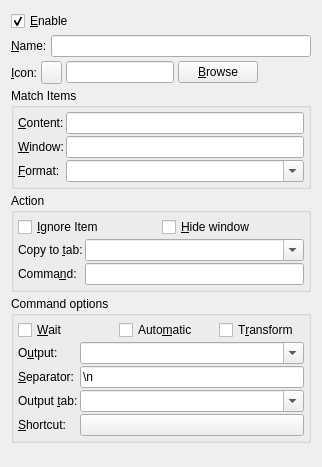
hluk/CopyQ, file src/ui/commandwidget.ui: the form before one commit.
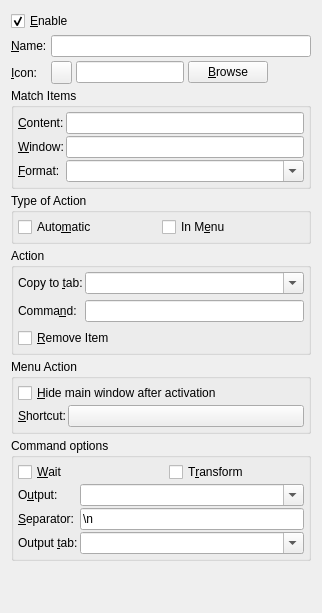
The form after the commit.

Diff of the .ui file:
```diff
--- a/src/ui/commandwidget.ui
+++ b/src/ui/commandwidget.ui
@@ -7,7 +7,7 @@
     <x>0</x>
     <y>0</y>
     <width>322</width>
-    <height>467</height>
+    <height>613</height>
    </rect>
   </property>
   <property name="windowTitle">
@@ -35,8 +35,8 @@
     </layout>
    </item>
    <item>
-    <layout class="QHBoxLayout" name="horizontalLayout">
-     <item>
+    <layout class="QFormLayout" name="formLayout_3">
+     <item row="0" column="0">
       <widget class="QLabel" name="label_3">
        <property name="sizePolicy">
         <sizepolicy hsizetype="Preferred" vsizetype="Preferred">
@@ -52,18 +52,14 @@
        </property>
       </widget>
      </item>
-     <item>
+     <item row="0" column="1">
       <widget class="QLineEdit" name="lineEditName">
        <property name="toolTip">
         <string>Command name shown in menu</string>
        </property>
       </widget>
      </item>
-    </layout>
-   </item>
-   <item>
-    <layout class="QHBoxLayout" name="horizontalLayout_3">
-     <item>
+     <item row="1" column="0">
       <widget class="QLabel" name="label_5">
        <property name="sizePolicy">
         <sizepolicy hsizetype="Preferred" vsizetype="Preferred">
@@ -79,6 +75,8 @@
        </property>
       </widget>
      </item>
+     <item row="1" column="1">
+      <layout class="QHBoxLayout" name="horizontalLayout_3">
      <item>
       <widget class="QToolButton" name="buttonIcon">
        <property name="text">
@@ -128,6 +126,11 @@
      </item>
     </layout>
    </item>
+    </layout>
+   </item>
+   <item>
+    <layout class="QHBoxLayout" name="horizontalLayout"/>
+   </item>
    <item>
     <widget class="QGroupBox" name="groupBox">
      <property name="title">
@@ -219,12 +222,53 @@
    <item>
     <widget class="QGroupBox" name="groupBox_2">
      <property name="title">
+      <string>Type of Action</string>
+     </property>
+     <layout class="QHBoxLayout" name="horizontalLayout_7">
+      <property name="spacing">
+       <number>2</number>
+      </property>
+      <property name="leftMargin">
+       <number>4</number>
+      </property>
+      <property name="topMargin">
+       <number>4</number>
+      </property>
+      <property name="rightMargin">
+       <number>4</number>
+      </property>
+      <property name="bottomMargin">
+       <number>4</number>
+      </property>
+      <item>
+       <widget class="QCheckBox" name="checkBoxAutomatic">
+        <property name="toolTip">
+         <string>Run the command automatically if clipboard has new content</string>
+        </property>
+        <property name="text">
+         <string>Auto&amp;matic</string>
+        </property>
+       </widget>
+      </item>
+      <item>
+       <widget class="QCheckBox" name="checkBoxInMenu">
+        <property name="toolTip">
+         <string>Show command in context menu of matching items</string>
+        </property>
+        <property name="text">
+         <string>In M&amp;enu</string>
+        </property>
+       </widget>
+      </item>
+     </layout>
+    </widget>
+   </item>
+   <item>
+    <widget class="QGroupBox" name="groupBoxAction">
+     <property name="title">
       <string>Action</string>
      </property>
-     <layout class="QVBoxLayout" name="verticalLayout">
-      <property name="spacing">
-       <number>2</number>
-      </property>
+     <layout class="QGridLayout" name="gridLayout_2">
       <property name="leftMargin">
        <number>4</number>
       </property>
@@ -237,33 +281,7 @@
       <property name="bottomMargin">
        <number>4</number>
       </property>
-      <item>
-       <layout class="QHBoxLayout" name="horizontalLayout_5">
-        <item>
-         <widget class="QCheckBox" name="checkBoxIgnore">
-          <property name="toolTip">
-           <string>&lt;p&gt;Don't save the matched clipboard content in history and stop applying next commands on it.&lt;/p&gt;</string>
-          </property>
-          <property name="text">
-           <string>&amp;Ignore Item</string>
-          </property>
-         </widget>
-        </item>
-        <item>
-         <widget class="QCheckBox" name="checkBoxHideWindow">
-          <property name="toolTip">
-           <string>Hide window after command is activated from context menu of an item.</string>
-          </property>
-          <property name="text">
-           <string>&amp;Hide window</string>
-          </property>
-         </widget>
-        </item>
-       </layout>
-      </item>
-      <item>
-       <layout class="QFormLayout" name="formLayout_4">
-        <property name="verticalSpacing">
+      <property name="horizontalSpacing">
          <number>2</number>
         </property>
         <item row="0" column="0">
@@ -276,22 +294,6 @@
           </property>
          </widget>
         </item>
-        <item row="1" column="0">
-         <widget class="QLabel" name="label_2">
-          <property name="sizePolicy">
-           <sizepolicy hsizetype="Preferred" vsizetype="Preferred">
-            <horstretch>0</horstretch>
-            <verstretch>0</verstretch>
-           </sizepolicy>
-          </property>
-          <property name="text">
-           <string>Comma&amp;nd:</string>
-          </property>
-          <property name="buddy">
-           <cstring>lineEditCommand</cstring>
-          </property>
-         </widget>
-        </item>
         <item row="0" column="1">
          <widget class="QComboBox" name="comboBoxCopyToTab">
           <property name="toolTip">
@@ -311,6 +313,93 @@
           </property>
          </widget>
         </item>
+      <item row="1" column="0">
+       <widget class="QLabel" name="label_2">
+        <property name="sizePolicy">
+         <sizepolicy hsizetype="Preferred" vsizetype="Preferred">
+          <horstretch>0</horstretch>
+          <verstretch>0</verstretch>
+         </sizepolicy>
+        </property>
+        <property name="text">
+         <string>Comma&amp;nd:</string>
+        </property>
+        <property name="buddy">
+         <cstring>lineEditCommand</cstring>
+        </property>
+       </widget>
+      </item>
+      <item row="2" column="0" colspan="2">
+       <widget class="QCheckBox" name="checkBoxIgnore">
+        <property name="toolTip">
+         <string>Remove matching item
+
+Note: If this is applied automatically, no other automatic commands are executed.</string>
+        </property>
+        <property name="text">
+         <string>&amp;Remove Item</string>
+        </property>
+       </widget>
+      </item>
+     </layout>
+    </widget>
+   </item>
+   <item>
+    <widget class="QGroupBox" name="groupBoxInMenu">
+     <property name="title">
+      <string>Menu Action</string>
+     </property>
+     <layout class="QVBoxLayout" name="verticalLayout_4">
+      <property name="spacing">
+       <number>2</number>
+      </property>
+      <property name="leftMargin">
+       <number>4</number>
+      </property>
+      <property name="topMargin">
+       <number>4</number>
+      </property>
+      <property name="rightMargin">
+       <number>4</number>
+      </property>
+      <property name="bottomMargin">
+       <number>4</number>
+      </property>
+      <item>
+       <widget class="QCheckBox" name="checkBoxHideWindow">
+        <property name="toolTip">
+         <string>Hide window after command is activated from context menu of an item.</string>
+        </property>
+        <property name="text">
+         <string>&amp;Hide main window after activation</string>
+        </property>
+       </widget>
+      </item>
+      <item>
+       <layout class="QHBoxLayout" name="horizontalLayout_6">
+        <item>
+         <widget class="QLabel" name="label">
+          <property name="sizePolicy">
+           <sizepolicy hsizetype="Maximum" vsizetype="Preferred">
+            <horstretch>0</horstretch>
+            <verstretch>0</verstretch>
+           </sizepolicy>
+          </property>
+          <property name="text">
+           <string>&amp;Shortcut:</string>
+          </property>
+          <property name="buddy">
+           <cstring>pushButtonShortcut</cstring>
+          </property>
+         </widget>
+        </item>
+        <item>
+         <widget class="QPushButton" name="pushButtonShortcut">
+          <property name="text">
+           <string/>
+          </property>
+         </widget>
+        </item>
        </layout>
       </item>
      </layout>
@@ -352,16 +441,6 @@
           </property>
          </widget>
         </item>
-        <item>
-         <widget class="QCheckBox" name="checkBoxAutomatic">
-          <property name="toolTip">
-           <string>Run the command automatically if clipboard has new content</string>
-          </property>
-          <property name="text">
-           <string>Auto&amp;matic</string>
-          </property>
-         </widget>
-        </item>
         <item>
          <widget class="QCheckBox" name="checkBoxTransform">
           <property name="toolTip">
@@ -442,23 +521,6 @@
           </property>
          </widget>
         </item>
-        <item row="4" column="0">
-         <widget class="QLabel" name="label">
-          <property name="text">
-           <string>&amp;Shortcut:</string>
-          </property>
-          <property name="buddy">
-           <cstring>pushButtonShortcut</cstring>
-          </property>
-         </widget>
-        </item>
-        <item row="4" column="1">
-         <widget class="QPushButton" name="pushButtonShortcut">
-          <property name="text">
-           <string/>
-          </property>
-         </widget>
-        </item>
        </layout>
       </item>
      </layout>
```
Left out of the diff: 9 changed lines with no effect on the pictures. Lines whose indentation alone changed are shown as unchanged.
